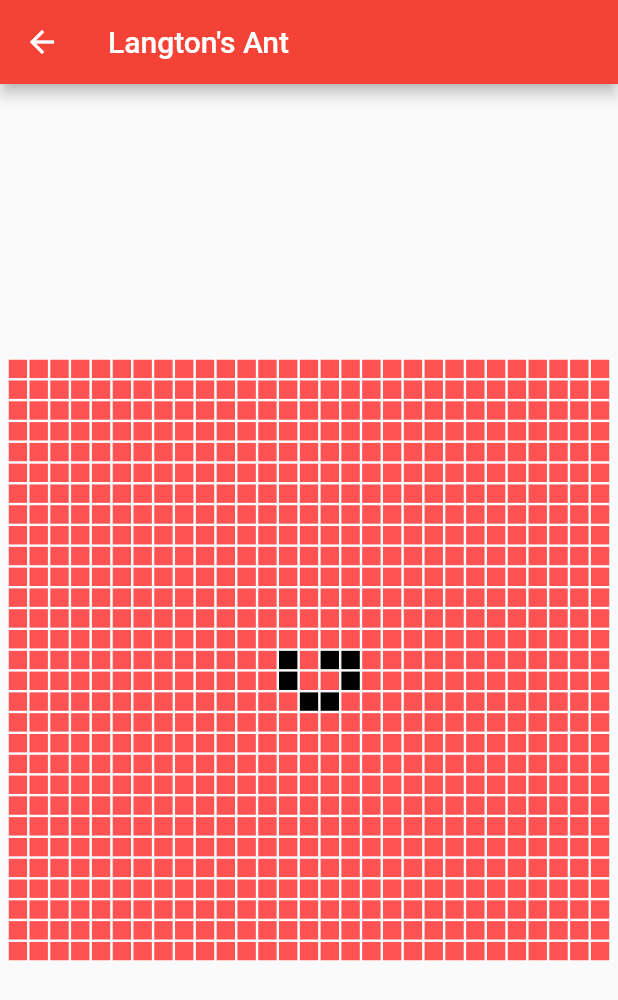
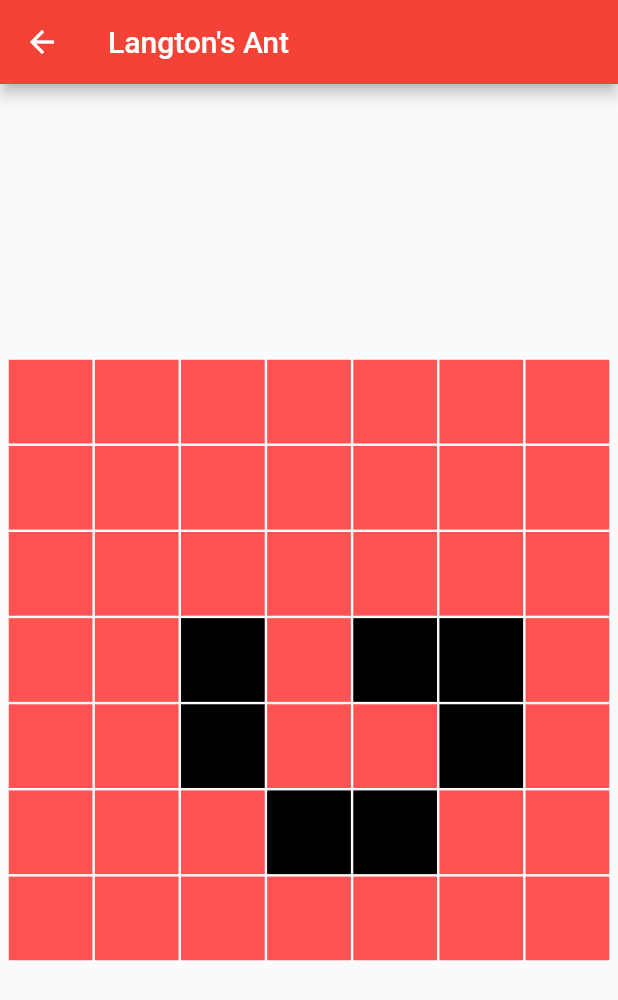
Before and after one commit to builtree/simulate, a Flutter app: the LangtonAnt screen opened directly, on a phone screen of 412 x 824 dp. Shown: the top 1000 px of the screen. Run offline on Flutter 3.47's test engine with Material 2 defaults, Android fonts, the phone set to English and light mode, and no system bars.

Commit message:
Reduced grid size to test animations

```diff
--- a/lib/src/simulations/langton_ant.dart
+++ b/lib/src/simulations/langton_ant.dart
@@ -1,7 +1,6 @@
 import 'package:flutter/material.dart';
-import 'dart:io';
 
-final size = 29;
+final size = 7;
 var colorsList =
     List<List<int>>.generate(size, (i) => List<int>.generate(size, (j) => 0));
 enum direction { up, right, down, left }
```
